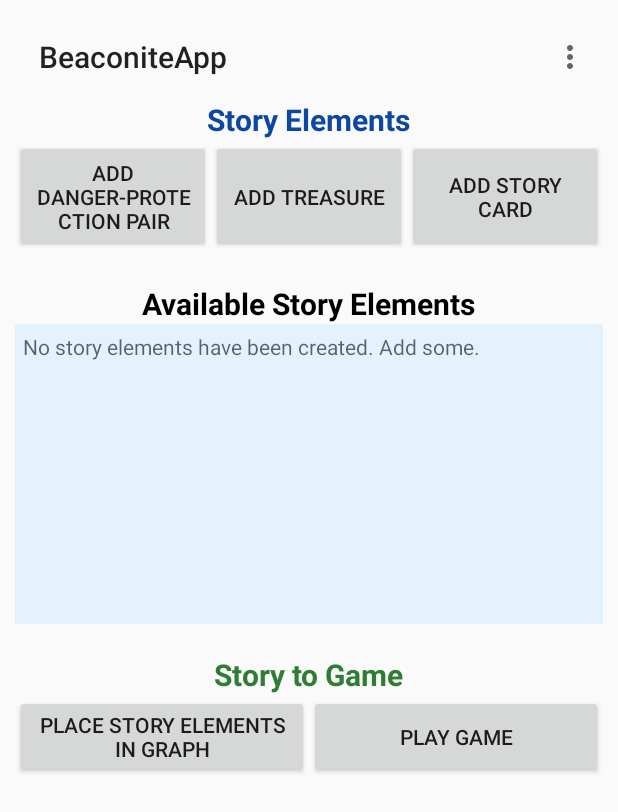
After one commit to CaptBlackTea/Beaconite, an Android app: the CreateStoryActivity screen opened directly, with no data from a screen before it, on a phone screen of 412 x 824 dp. The commit adds this screen. Shown: the top 812 px of the screen. Run offline under Robolectric (Android 15) with nearby library versions, the phone set to English and light mode, and no system bars; 2 statements that could not run were skipped.

Commit message:
Create a story base implementation: creation of game elements
* Game elements are the parts of which a story for a game consist
** the elements are created via buttons and text input from the stager
** elements are stored in the BaseGame

* other small changes:
** refactored the special event handlers from the GraphEditActivity
*** for each desired behaviour/mode to interact with the graph there is a EventHandler
*** each new EventHandler inherits from the BeaconiteVertex|EdgeEventHandler
*** so it is regulated what happens if e.g. a vertex is selected: show list of annotations OR limit access OR etc

```diff
--- a/app/src/main/AndroidManifest.xml
+++ b/app/src/main/AndroidManifest.xml
@@ -96,6 +96,8 @@
         </activity>
         <activity android:name=".activities.RunGameActivity">
         </activity>
+        <activity android:name=".activities.CreateStoryActivity">
+        </activity>
     </application>
 
 </manifest>
--- a/app/src/main/java/com/example/deas/beaconite/BeaconDataService.java
+++ b/app/src/main/java/com/example/deas/beaconite/BeaconDataService.java
@@ -60,6 +60,7 @@ public class BeaconDataService extends Service implements BeaconConsumer {
 	// the file to where the Caches are written to and read from on the Android Device
 	private File fileForCaches;
 	private File fileForDOTGraph;
+	private File fileForGraphPosition;
 
 	private BeaconMap allMyBeacons;
 	private List<Cache> allMyCaches;
@@ -68,6 +69,7 @@ public class BeaconDataService extends Service implements BeaconConsumer {
 	private BeaconPositionCallback beaconPositionCallback;
 
 	private GraphViewPositionProvider<BeaconiteVertex> positionProvider;
+	private BaseGame baseGame;
 
 	private BeaconManager beaconManager = BeaconManager.getInstanceForApplication(this);
 	private RangeNotifier beaconNotifier = new RangeNotifier() {
@@ -94,8 +96,6 @@ public class BeaconDataService extends Service implements BeaconConsumer {
 
 		}
 	};
-	private File fileForGraphPosition;
-	private BaseGame baseGame;
 
 
 	/**
--- a/app/src/main/java/com/example/deas/beaconite/activities/BaseGameActivity.java
+++ b/app/src/main/java/com/example/deas/beaconite/activities/BaseGameActivity.java
@@ -125,4 +125,9 @@ public class BaseGameActivity extends MenuActivity {
 		myIntent.putExtra("readOnly", true);
 		this.startActivity(myIntent);
 	}
+
+	public void onCreateStoryActivityBtnClicked(View view) {
+		Intent myIntent = new Intent(this, CreateStoryActivity.class);
+		this.startActivity(myIntent);
+	}
 }
--- /dev/null
+++ b/app/src/main/res/layout/activity_create_story.xml
@@ -0,0 +1,130 @@
+<?xml version="1.0" encoding="utf-8"?>
+<LinearLayout
+    xmlns:android="http://schemas.android.com/apk/res/android"
+    xmlns:tools="http://schemas.android.com/tools"
+    android:id="@+id/activity_create_story"
+    android:layout_width="match_parent"
+    android:layout_height="match_parent"
+    android:orientation="vertical"
+    android:padding="10sp"
+    tools:context="com.example.deas.beaconite.activities.CreateStoryActivity">
+
+    <!-- Load the toolbar here -->
+    <include
+        android:id="@+id/toolbar"
+        layout="@layout/toolbar_main"
+        android:layout_width="match_parent"
+        android:layout_height="wrap_content"/>
+
+    <TextView
+        android:layout_width="wrap_content"
+        android:layout_height="wrap_content"
+        android:layout_gravity="center"
+        android:text="@string/storyElements"
+        android:textColor="@color/blue_900"
+        android:textSize="20sp"
+        android:textStyle="bold"/>
+
+    <LinearLayout
+        android:layout_width="match_parent"
+        android:layout_height="wrap_content"
+        android:orientation="horizontal">
+
+
+        <Button
+            android:id="@+id/addDangerProtectionPairs_Btn"
+            android:layout_width="match_parent"
+            android:layout_height="match_parent"
+            android:layout_weight="1"
+            android:onClick="onAddDangerProtectionPairsBtnClicked"
+            android:text="@string/makeDangerProtectionPairsBtnText"/>
+
+        <Button
+            android:id="@+id/addTreasure_Btn"
+            android:layout_width="match_parent"
+            android:layout_height="match_parent"
+            android:layout_weight="1"
+            android:onClick="onAddTreasureBtnClicked"
+            android:text="@string/addTreasureBtnText"/>
+
+        <Button
+            android:id="@+id/addStoryCard_Btn"
+            android:layout_width="match_parent"
+            android:layout_height="match_parent"
+            android:layout_gravity="center"
+            android:layout_weight="1"
+            android:onClick="onAddStoryCardBtnClicked"
+            android:text="@string/addStoryCard"/>
+
+    </LinearLayout>
+
+    <LinearLayout
+        android:layout_width="match_parent"
+        android:layout_height="20dp"
+        >
+
+    </LinearLayout>
+
+    <TextView
+        android:layout_width="wrap_content"
+        android:layout_height="wrap_content"
+        android:layout_gravity="center"
+        android:text="@string/availableStoryElements"
+        android:textColor="@color/black"
+        android:textSize="20sp"
+        android:textStyle="bold"/>
+
+    <TextView
+        android:id="@+id/availableStoryElements"
+        android:layout_width="match_parent"
+        android:layout_height="200sp"
+        android:background="@color/blue_50"
+        android:fadeScrollbars="false"
+        android:hint="@string/noStoryElementsCreated"
+        android:padding="5sp"
+        android:scrollbarAlwaysDrawVerticalTrack="true"
+        android:scrollbarStyle="insideOverlay"
+        android:scrollbars="vertical"
+        />
+
+    <LinearLayout
+        android:layout_width="match_parent"
+        android:layout_height="20dp"
+        >
+
+    </LinearLayout>
+
+    <TextView
+        android:layout_width="wrap_content"
+        android:layout_height="wrap_content"
+        android:layout_gravity="center"
+        android:text="@string/storyToGame"
+        android:textColor="@color/green_800"
+        android:textSize="20sp"
+        android:textStyle="bold"/>
+
+    <LinearLayout
+        android:layout_width="match_parent"
+        android:layout_height="wrap_content"
+        android:orientation="horizontal">
+
+        <Button
+            android:id="@+id/placeStoryElements_Btn"
+            android:layout_width="match_parent"
+            android:layout_height="wrap_content"
+            android:layout_weight="1"
+            android:onClick="onPlaceStoryElementsBtnClicked"
+            android:text="@string/placeStoryElementsBtnText"/>
+
+        <Button
+            android:id="@+id/playStoryGame"
+            android:layout_width="match_parent"
+            android:layout_height="match_parent"
+            android:layout_gravity="center"
+            android:layout_weight="1"
+            android:onClick="onPlayStoryGameBtnClicked"
+            android:text="@string/playStoryGame"/>
+
+    </LinearLayout>
+
+</LinearLayout>
--- a/app/src/main/res/values/strings.xml
+++ b/app/src/main/res/values/strings.xml
@@ -73,4 +73,14 @@
     <string name="yes">Yes</string>
     <string name="no">No</string>
     <string name="tokenList">Tokens:</string>
+    <string name="createStoryActivity">Create Story</string>
+    <string name="makeDangerProtectionPairsBtnText">Add Danger-Protection Pair</string>
+    <string name="addStoryCard">Add Story Card</string>
+    <string name="placeStoryElementsBtnText">Place Story Elements in Graph</string>
+    <string name="playStoryGame">Play Game</string>
+    <string name="addTreasureBtnText">Add Treasure</string>
+    <string name="storyToGame">Story to Game</string>
+    <string name="storyElements">Story Elements</string>
+    <string name="availableStoryElements">Available Story Elements</string>
+    <string name="noStoryElementsCreated">No story elements have been created. Add some.</string>
 </resources>
```
Also changed, not shown: app/src/main/java/com/example/deas/beaconite/GameStuff/BaseGame.java (+69 -0 lines), app/src/main/java/com/example/deas/beaconite/activities/CreateStoryActivity.java (added, +268 -0 lines), app/src/main/java/com/example/deas/beaconite/activities/GraphEditActivity.java (+8 -14 lines), app/src/main/java/com/example/deas/beaconite/graphStuff/BeaconiteAppGraph/BeaconiteVertexEventHandler.java (+20 -68 lines), app/src/main/java/com/example/deas/beaconite/graphStuff/BeaconiteAppGraph/LimitAccessEventHandler.java (added, +54 -0 lines), app/src/main/res/layout/activity_base_game.xml (+32 -0 lines).
